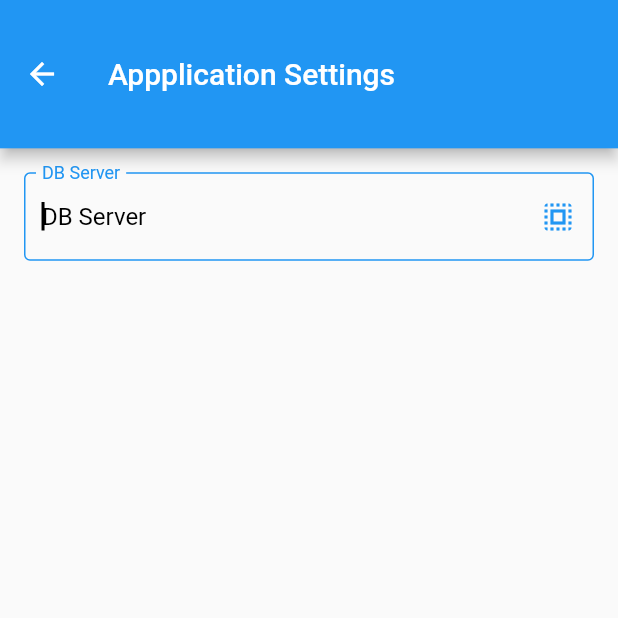
After one commit to ztalha6/ZUL-ROUTE, a Flutter app: the AdminHomeView screen opened directly, after a tap on "Application Settings", on a phone screen of 412 x 824 dp, the top half of it. The commit adds this screen. Run offline on Flutter 3.47's test engine with Material 2 defaults, Android fonts, the phone set to English and light mode, and no system bars; our stand-ins replace pinput, stacked.

Commit message:
App Setting Screen | Admin Home Screen

```diff
--- /dev/null
+++ b/lib/global/appbar/app_bar_widget.dart
@@ -0,0 +1,21 @@
+import 'package:flutter/material.dart';
+
+PreferredSizeWidget getAppBarWidget(String title, BuildContext context) {
+  return AppBar(
+    toolbarHeight: MediaQuery.of(context).size.height * 0.12,
+    // flexibleSpace: Image(
+    //   image: AssetImage(APP_BAR_BG),
+    //   fit: BoxFit.cover,
+    // ),
+    title: Text(title),
+    actions: [
+      // title == "ZUL ROUTE"
+      //     ? Container()
+      //     : IconButton(
+      //         icon: SizedBox(height: 24, width: 24, child: Icon(Icons.logout)),
+      //         onPressed: () {
+
+      //         })
+    ],
+  );
+}
--- /dev/null
+++ b/lib/global/input/input_widget.dart
@@ -0,0 +1,95 @@
+import 'package:flutter/material.dart';
+import 'package:flutter/services.dart';
+
+// ignore: must_be_immutable
+class InputWidget extends StatelessWidget {
+  void Function(String) validator;
+  TextEditingController controller;
+  bool obscureText;
+  String labelText;
+  Color cursorColor;
+  Widget suffixIcon;
+  String errorText;
+  String hintText;
+  TextStyle hintStyle;
+  TextInputType keyboardType;
+  Color borderColor;
+  Function onDone;
+  Function onEditingComplete;
+  TextInputAction textinputAction;
+  Function(String) onChanged;
+
+  InputWidget(
+      {required this.keyboardType,
+      required this.cursorColor,
+      required this.validator,
+      required this.controller,
+      required this.borderColor,
+      this.obscureText = false,
+      required this.labelText,
+      required this.hintText,
+      required this.hintStyle,
+      required this.onChanged,
+      required this.suffixIcon,
+      required this.onDone,
+      required this.onEditingComplete,
+      required this.textinputAction,
+      this.errorText = ""});
+
+  @override
+  Widget build(BuildContext context) {
+    return TextFormField(
+      autofocus: true,
+      onFieldSubmitted: (s) {
+        onDone();
+      },
+      onEditingComplete: () {
+        onEditingComplete();
+      },
+      textInputAction: textinputAction,
+      obscureText: obscureText,
+      validator: (s) {
+        // ignore: unnecessary_statements
+        validator;
+      },
+      // ignore: unnecessary_null_comparison
+      style: hintStyle == null ? null : hintStyle,
+      keyboardType: keyboardType,
+      controller: controller,
+      cursorColor:
+          // ignore: unnecessary_null_comparison
+          cursorColor == null ? Theme.of(context).primaryColor : cursorColor,
+      // ignore: unnecessary_null_comparison
+      onChanged: onChanged == null ? null : onChanged,
+      decoration: InputDecoration(
+          errorMaxLines: 3,
+          errorText: errorText.isEmpty ? null : errorText,
+          errorBorder: OutlineInputBorder(
+            borderSide: BorderSide(color: Colors.red),
+          ),
+          focusedErrorBorder: OutlineInputBorder(
+            borderSide: BorderSide(color: Colors.red),
+          ),
+          hintText: hintText,
+          // ignore: unnecessary_null_comparison
+          hintStyle: hintStyle == null
+              ? TextStyle(color: Colors.grey[600])
+              : hintStyle,
+          suffixIcon: suffixIcon,
+          // ignore: unnecessary_null_comparison
+          focusedBorder: borderColor == null
+              ? OutlineInputBorder(
+                  borderSide: BorderSide(color: Theme.of(context).primaryColor))
+              : OutlineInputBorder(borderSide: BorderSide(color: borderColor)),
+          // ignore: unnecessary_null_comparison
+          enabledBorder: borderColor == null
+              ? OutlineInputBorder()
+              : OutlineInputBorder(borderSide: BorderSide(color: borderColor)),
+          // border: borderColor == null
+          //     ? OutlineInputBorder()
+          //     : OutlineInputBorder(
+          //         borderSide: BorderSide(color: borderColor)),
+          labelText: labelText),
+    );
+  }
+}
--- /dev/null
+++ b/lib/screens/admin_home/admin_home_view.dart
@@ -0,0 +1,153 @@
+import 'package:flutter/material.dart';
+import 'package:stacked/stacked.dart';
+import 'package:zul_route/global/appbar/app_bar_widget.dart';
+import 'package:zul_route/screens/admin_home/admin_home_viewmodel.dart';
+
+class AdminHomeView extends StatelessWidget {
+  final TextStyle headingStyle =
+      TextStyle(fontSize: 20, fontWeight: FontWeight.bold);
+  final TextStyle subHeadingStyle =
+      TextStyle(fontSize: 16, fontWeight: FontWeight.bold);
+  final String title;
+
+  AdminHomeView({required this.title});
+
+  @override
+  Widget build(BuildContext context) {
+    return ViewModelBuilder<AdminHomeViewModel>.reactive(
+      onModelReady: (m) => m.init(),
+      viewModelBuilder: () => AdminHomeViewModel(),
+      builder: (context, model, _) => Scaffold(
+        appBar: getAppBarWidget(title, context),
+        body: SafeArea(
+          child: SingleChildScrollView(
+            child: Padding(
+              padding: const EdgeInsets.all(16.0),
+              child: Column(
+                children: [
+                  Row(
+                    children: [
+                      Expanded(
+                        child: InkWell(
+                          onTap: () {
+                            model.navigateToAppSettings(context);
+                          },
+                          child: Card(
+                              elevation: 10,
+                              child: Padding(
+                                padding:
+                                    const EdgeInsets.symmetric(vertical: 60),
+                                child:
+                                    Center(child: Text("Application Settings")),
+                              )),
+                        ),
+                      ),
+                      Expanded(
+                        child: InkWell(
+                          onTap: () {},
+                          child: Card(
+                              elevation: 10,
+                              child: Padding(
+                                padding:
+                                    const EdgeInsets.symmetric(vertical: 60),
+                                child: Center(child: Text("Printer Settings")),
+                              )),
+                        ),
+                      ),
+                    ],
+                  ),
+                  Row(
+                    children: [
+                      Expanded(
+                        child: InkWell(
+                          onTap: () {},
+                          child: Card(
+                              elevation: 10,
+                              child: Padding(
+                                padding:
+                                    const EdgeInsets.symmetric(vertical: 60),
+                                child: Center(child: Text("Initialize Device")),
+                              )),
+                        ),
+                      ),
+                      Expanded(
+                        child: InkWell(
+                          onTap: () {},
+                          child: Card(
+                              elevation: 10,
+                              child: Padding(
+                                padding:
+                                    const EdgeInsets.symmetric(vertical: 60),
+                                child: Center(child: Text("Receive Complete")),
+                              )),
+                        ),
+                      ),
+                    ],
+                  ),
+                  Row(
+                    children: [
+                      Expanded(
+                        child: InkWell(
+                          onTap: () {},
+                          child: Card(
+                              elevation: 10,
+                              child: Padding(
+                                padding:
+                                    const EdgeInsets.symmetric(vertical: 60),
+                                child: Center(child: Text("Receive Changed")),
+                              )),
+                        ),
+                      ),
+                      Expanded(
+                        child: InkWell(
+                          onTap: () {},
+                          child: Card(
+                              elevation: 10,
+                              child: Padding(
+                                padding:
+                                    const EdgeInsets.symmetric(vertical: 60),
+                                child: Center(child: Text("Send Data")),
+                              )),
+                        ),
+                      ),
+                    ],
+                  ),
+                  Row(
+                    children: [
+                      Expanded(
+                        child: InkWell(
+                          onTap: () {},
+                          child: Card(
+                              elevation: 10,
+                              child: Padding(
+                                padding:
+                                    const EdgeInsets.symmetric(vertical: 60),
+                                child: Center(child: Text("Clear All Trans")),
+                              )),
+                        ),
+                      ),
+                      Expanded(
+                        child: InkWell(
+                          onTap: () {
+                            model.navigateToSignIn(context);
+                          },
+                          child: Card(
+                              elevation: 10,
+                              child: Padding(
+                                padding:
+                                    const EdgeInsets.symmetric(vertical: 60),
+                                child: Center(child: Text("Sign out")),
+                              )),
+                        ),
+                      ),
+                    ],
+                  )
+                ],
+              ),
+            ),
+          ),
+        ),
+      ),
+    );
+  }
+}
--- /dev/null
+++ b/lib/screens/admin_home/admin_home_viewmodel.dart
@@ -0,0 +1,42 @@
+import 'package:flutter/cupertino.dart';
+import 'package:flutter/material.dart';
+import 'package:zul_route/screens/application_settings/app_settings_view.dart';
+import 'package:zul_route/screens/home_page/home_page_view.dart';
+
+class AdminHomeViewModel extends ChangeNotifier {
+  String driverName = 'Saud Muhammad [Vehicle # 1002]';
+  String ip = '10.0.1.1';
+  int counter = 0;
+  TextEditingController _otpController = TextEditingController();
+
+  TextEditingController get otpController => _otpController;
+  set otpController(TextEditingController val) {
+    _otpController = val;
+    notifyListeners();
+  }
+
+  get scrollController => null;
+  void incrementcounter() {
+    counter++;
+    notifyListeners();
+  }
+
+  void navigateToAppSettings(BuildContext context) {
+    Navigator.push(
+      context,
+      MaterialPageRoute(
+          builder: (context) =>
+              AppSettingsView(title: "Appplication Settings")),
+    );
+  }
+
+  init() {}
+
+  void navigateToSignIn(BuildContext context) {
+    Navigator.pushReplacement(
+      context,
+      MaterialPageRoute(
+          builder: (context) => VerifyOtpView(title: "ZUL ROUTE")),
+    );
+  }
+}
--- /dev/null
+++ b/lib/screens/application_settings/app_settings_view.dart
@@ -0,0 +1,49 @@
+import 'package:flutter/material.dart';
+import 'package:stacked/stacked.dart';
+import 'package:zul_route/global/appbar/app_bar_widget.dart';
+import 'package:zul_route/global/input/input_widget.dart';
+import 'package:zul_route/screens/application_settings/app_settings_viewmodel.dart';
+
+class AppSettingsView extends StatelessWidget {
+  final TextStyle headingStyle =
+      TextStyle(fontSize: 20, fontWeight: FontWeight.bold);
+  final TextStyle subHeadingStyle =
+      TextStyle(fontSize: 16, fontWeight: FontWeight.bold);
+  final String title;
+
+  AppSettingsView({required this.title});
+
+  @override
+  Widget build(BuildContext context) {
+    return ViewModelBuilder<AppSettingsViewModel>.reactive(
+      onModelReady: (m) => m.init(),
+      viewModelBuilder: () => AppSettingsViewModel(),
+      builder: (context, model, _) => Scaffold(
+        appBar: getAppBarWidget(title, context),
+        body: SafeArea(
+          child: Padding(
+            padding: const EdgeInsets.all(16.0),
+            child: Column(
+              children: [
+                InputWidget(
+                    keyboardType: TextInputType.text,
+                    cursorColor: Colors.black,
+                    validator: (s) {},
+                    controller: model.dbServerCotroller,
+                    borderColor: Colors.blue,
+                    labelText: 'DB Server',
+                    hintText: 'DB Server',
+                    hintStyle: TextStyle(color: Colors.black),
+                    onChanged: (s) {},
+                    suffixIcon: Icon(Icons.select_all),
+                    onDone: () {},
+                    onEditingComplete: () {},
+                    textinputAction: TextInputAction.next)
+              ],
+            ),
+          ),
+        ),
+      ),
+    );
+  }
+}
--- /dev/null
+++ b/lib/screens/application_settings/app_settings_viewmodel.dart
@@ -0,0 +1,21 @@
+import 'package:flutter/cupertino.dart';
+import 'package:flutter/material.dart';
+
+class AppSettingsViewModel extends ChangeNotifier {
+  TextEditingController _dbServerCotroller = TextEditingController();
+
+  bool _isButtonEnabled = false;
+  bool get isButtonEnabled => _isButtonEnabled;
+  set isButtonEnabled(bool val) {
+    _isButtonEnabled = val;
+    notifyListeners();
+  }
+
+  TextEditingController get dbServerCotroller => _dbServerCotroller;
+  set dbServerCotroller(TextEditingController val) {
+    _dbServerCotroller = val;
+    notifyListeners();
+  }
+
+  init() {}
+}
--- a/lib/screens/home_page/home_page_view.dart
+++ b/lib/screens/home_page/home_page_view.dart
@@ -1,6 +1,7 @@
 import 'package:flutter/material.dart';
 import 'package:stacked/stacked.dart';
 import 'package:pinput/pin_put/pin_put.dart';
+import 'package:zul_route/global/appbar/app_bar_widget.dart';
 import 'package:zul_route/screens/home_page/home_page_viewmodel.dart';
 
 class VerifyOtpView extends StatelessWidget {
@@ -25,11 +26,7 @@ class VerifyOtpView extends StatelessWidget {
       onModelReady: (m) => m.init(),
       viewModelBuilder: () => HomeViewModel(),
       builder: (context, model, _) => Scaffold(
-        appBar: AppBar(
-          title: Text(title),
-          //iconTheme: IconThemeData(color: Colors.black),
-          backgroundColor: Colors.blue,
-        ),
+        appBar: getAppBarWidget(title, context),
         body: SafeArea(
           child: Padding(
             padding: const EdgeInsets.all(16.0),
@@ -98,7 +95,9 @@ class VerifyOtpView extends StatelessWidget {
                       PinPut(
                         autofocus: true,
                         //focusNode: FocusScope.of(context).,
-                        onSubmit: (s) async {},
+                        onSubmit: (s) async {
+                          model.navigateToAdminHome(context);
+                        },
                         textInputAction: TextInputAction.next,
                         textStyle: subHeadingStyle,
                         eachFieldMargin:
@@ -107,7 +106,7 @@ class VerifyOtpView extends StatelessWidget {
                         fieldsCount: 4,
                         onChanged: (String value) {
                           print("TEXT VALUE: $value");
-                          //model.validateOtp(value);
+                          model.validateOtp(value);
                         },
                         submittedFieldDecoration: _pinPutDecoration.copyWith(
                           borderRadius: BorderRadius.circular(20.0),
@@ -134,7 +133,11 @@ class VerifyOtpView extends StatelessWidget {
                       Expanded(child: Text('IP : ' + model.ip)),
                       Expanded(
                         child: ElevatedButton(
-                            onPressed: () {},
+                            onPressed: model.isButtonEnabled
+                                ? () {
+                                    model.navigateToAdminHome(context);
+                                  }
+                                : null,
                             child: Padding(
                               padding:
                                   const EdgeInsets.symmetric(vertical: 20.0),
--- a/lib/screens/home_page/home_page_viewmodel.dart
+++ b/lib/screens/home_page/home_page_viewmodel.dart
@@ -1,10 +1,19 @@
 import 'package:flutter/cupertino.dart';
+import 'package:flutter/material.dart';
+import 'package:zul_route/screens/admin_home/admin_home_view.dart';
 
 class HomeViewModel extends ChangeNotifier {
   String driverName = 'Saud Muhammad [Vehicle # 1002]';
   String ip = '10.0.1.1';
   int counter = 0;
   TextEditingController _otpController = TextEditingController();
+
+  bool _isButtonEnabled = false;
+  bool get isButtonEnabled => _isButtonEnabled;
+  set isButtonEnabled(bool val) {
+    _isButtonEnabled = val;
+    notifyListeners();
+  }
 
   TextEditingController get otpController => _otpController;
   set otpController(TextEditingController val) {
@@ -13,10 +22,22 @@ class HomeViewModel extends ChangeNotifier {
   }
 
   get scrollController => null;
-  void incrementcounter() {
-    counter++;
-    notifyListeners();
+
+  void validateOtp(String value) {
+    if (value.length == 4) {
+      isButtonEnabled = true;
+    } else {
+      isButtonEnabled = false;
+    }
   }
 
   init() {}
+
+  void navigateToAdminHome(BuildContext context) {
+    Navigator.pushReplacement(
+      context,
+      MaterialPageRoute(
+          builder: (context) => AdminHomeView(title: "Admin Home")),
+    );
+  }
 }
--- a/pubspec.yaml
+++ b/pubspec.yaml
@@ -28,7 +28,6 @@ dependencies:
   # Use with the CupertinoIcons class for iOS style icons.
   cupertino_icons: ^1.0.2
   stacked: ^2.2.3
-  stacked_services: ^0.8.13
   pinput: ^1.2.0
 
 dev_dependencies:
```
Also changed, not shown: pubspec.lock.
